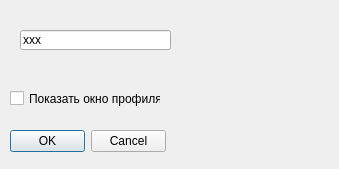
This is zgraphparamdlg.ui in Lodinn/Gelion as Qt 5 draws it before an edit. The edited form follows.
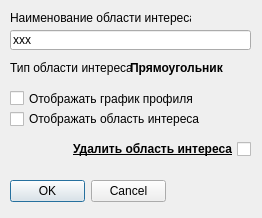
This is the edited form.

```diff
--- a/zgraphparamdlg.ui
+++ b/zgraphparamdlg.ui
@@ -6,19 +6,37 @@
    <rect>
     <x>0</x>
     <y>0</y>
-    <width>339</width>
-    <height>169</height>
+    <width>262</width>
+    <height>218</height>
    </rect>
   </property>
+  <property name="sizePolicy">
+   <sizepolicy hsizetype="Fixed" vsizetype="Fixed">
+    <horstretch>0</horstretch>
+    <verstretch>0</verstretch>
+   </sizepolicy>
+  </property>
+  <property name="minimumSize">
+   <size>
+    <width>262</width>
+    <height>218</height>
+   </size>
+  </property>
+  <property name="maximumSize">
+   <size>
+    <width>262</width>
+    <height>218</height>
+   </size>
+  </property>
   <property name="windowTitle">
    <string>Dialog</string>
   </property>
   <widget class="QLineEdit" name="lineEditTitle">
    <property name="geometry">
     <rect>
-     <x>20</x>
+     <x>10</x>
      <y>30</y>
-     <width>151</width>
+     <width>241</width>
      <height>20</height>
     </rect>
    </property>
@@ -30,7 +48,7 @@
    <property name="geometry">
     <rect>
      <x>10</x>
-     <y>130</y>
+     <y>180</y>
      <width>156</width>
      <height>23</height>
     </rect>
@@ -44,12 +62,93 @@
     <rect>
      <x>10</x>
      <y>90</y>
-     <width>151</width>
+     <width>211</width>
      <height>17</height>
     </rect>
    </property>
    <property name="text">
-    <string>Показать окно профиля</string>
+    <string>Отображать график профиля</string>
+   </property>
+  </widget>
+  <widget class="QLabel" name="labelTitle">
+   <property name="geometry">
+    <rect>
+     <x>10</x>
+     <y>10</y>
+     <width>181</width>
+     <height>16</height>
+    </rect>
+   </property>
+   <property name="text">
+    <string>Наименование области интереса</string>
+   </property>
+  </widget>
+  <widget class="QCheckBox" name="checkBoxZGraphVisible">
+   <property name="geometry">
+    <rect>
+     <x>10</x>
+     <y>110</y>
+     <width>201</width>
+     <height>18</height>
+    </rect>
+   </property>
+   <property name="text">
+    <string>Отображать область интереса</string>
+   </property>
+  </widget>
+  <widget class="QCheckBox" name="checkBoxZGraphDelete">
+   <property name="geometry">
+    <rect>
+     <x>60</x>
+     <y>140</y>
+     <width>191</width>
+     <height>18</height>
+    </rect>
+   </property>
+   <property name="font">
+    <font>
+     <weight>75</weight>
+     <bold>true</bold>
+     <underline>true</underline>
+    </font>
+   </property>
+   <property name="layoutDirection">
+    <enum>Qt::RightToLeft</enum>
+   </property>
+   <property name="text">
+    <string>Удалить область интереса</string>
+   </property>
+  </widget>
+  <widget class="QLabel" name="labelType">
+   <property name="geometry">
+    <rect>
+     <x>10</x>
+     <y>60</y>
+     <width>121</width>
+     <height>16</height>
+    </rect>
+   </property>
+   <property name="text">
+    <string>Тип области интереса:</string>
+   </property>
+  </widget>
+  <widget class="QLabel" name="labelTypeTitle">
+   <property name="geometry">
+    <rect>
+     <x>130</x>
+     <y>60</y>
+     <width>121</width>
+     <height>16</height>
+    </rect>
+   </property>
+   <property name="font">
+    <font>
+     <weight>75</weight>
+     <bold>true</bold>
+    </font>
+   </property>
+   <property name="text">
+    <string>Прямоугольник</string>
    </property>
   </widget>
  </widget>
```
Left out of the diff: 2 changed lines with no effect on the pictures.
